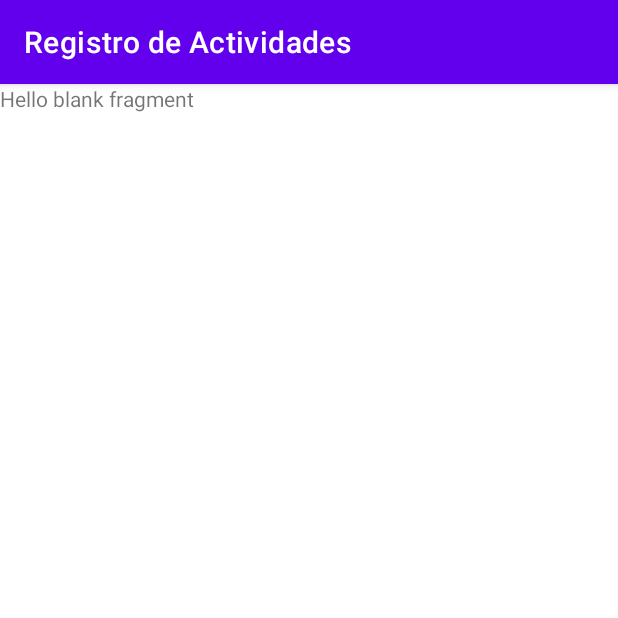
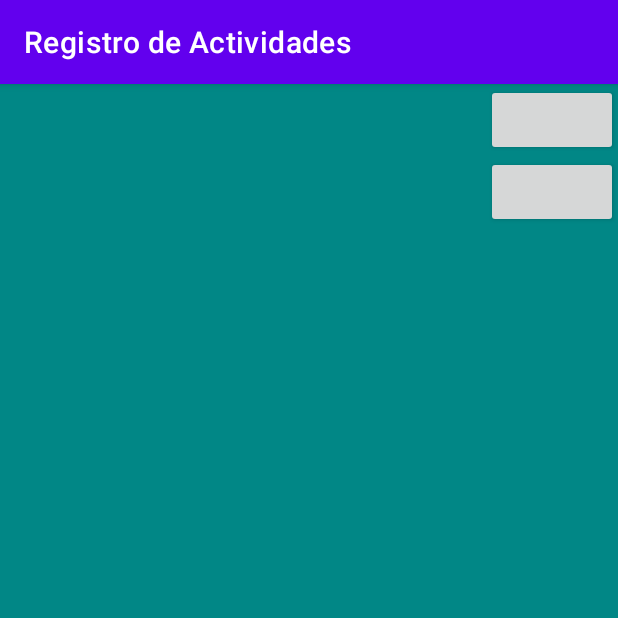
Before and after one commit to JhohellsDL/RegistroActividades, an Android app: the fragment DetalleUsuarioFragment shown on its own in the app's theme, on a phone screen of 412 x 824 dp, the top half of it. Run offline under Robolectric (Android 15) with nearby library versions, the phone set to English and light mode, and no system bars; our stand-ins replace Room's generated code, data binding.

Commit message:
room, fragments

```diff
--- /dev/null
+++ b/app/src/main/java/com/example/registrodeactividades/database/Hijo.kt
@@ -0,0 +1,38 @@
+package com.example.contadorcasino.database
+
+import androidx.room.ColumnInfo
+import androidx.room.Entity
+import androidx.room.PrimaryKey
+
+@Entity(tableName = "hijos_table")
+data class Hijo(
+    @PrimaryKey(autoGenerate = true)
+    var hijoId: Long = 0L,
+
+    @ColumnInfo(name = "foto_hijo")
+    var photoResourceId: Int = 0,
+
+    @ColumnInfo(name = "nombre_hijo")
+    var nombre: String = "hijo1",
+
+    @ColumnInfo(name = "fecha")
+    var fecha: String = "hijo1",
+
+    @ColumnInfo(name = "puntos_premio")
+    var puntosPremio: Int = 0,
+
+    @ColumnInfo(name = "puntos_castigo")
+    var puntosCastigo: Int = 0,
+
+    @ColumnInfo(name = "puntos_juego")
+    var puntosJuego: Int = 0,
+
+    @ColumnInfo(name = "puntos_ayer")
+    var puntosAyer: Int = 0,
+
+    @ColumnInfo(name = "puntos_hoy")
+    var puntosHoy: Int = 0,
+
+    @ColumnInfo(name = "dinero")
+    var dinero: Float = -1f
+)
--- /dev/null
+++ b/app/src/main/java/com/example/registrodeactividades/database/HijosDataBase.kt
@@ -0,0 +1,36 @@
+package com.example.contadorcasino.database
+
+import android.content.Context
+import androidx.room.Database
+import androidx.room.Room
+import androidx.room.RoomDatabase
+
+@Database(entities = [Hijo::class], version = 1, exportSchema = false)
+abstract class HijosDataBase : RoomDatabase() {
+
+    abstract val hijosDataBaseDao: HijosDataBaseDao
+
+    companion object{
+
+        @Volatile
+        private var INSTANCE: HijosDataBase? = null
+
+        fun getInstance(context: Context) : HijosDataBase{
+            synchronized(this){
+                var instance = INSTANCE
+                if (instance == null){
+                    instance = Room.databaseBuilder(
+                        context.applicationContext,
+                        HijosDataBase::class.java,
+                        "hijos_database"
+                    )
+                        .fallbackToDestructiveMigration()
+                        .build()
+                    INSTANCE = instance
+                }
+                return instance
+            }
+        }
+
+    }
+}
--- /dev/null
+++ b/app/src/main/java/com/example/registrodeactividades/database/HijosDataBaseDao.kt
@@ -0,0 +1,28 @@
+package com.example.contadorcasino.database
+
+import androidx.lifecycle.LiveData
+import androidx.room.Dao
+import androidx.room.Insert
+import androidx.room.Query
+import androidx.room.Update
+
+@Dao
+interface HijosDataBaseDao {
+    @Insert
+    fun insert(hijo: Hijo)
+
+    @Update
+    fun update(hijo: Hijo)
+
+    @Query("SELECT * FROM hijos_table WHERE hijoId = :key")
+    fun get(key: Long): Hijo
+
+    @Query(value = "DELETE FROM hijos_table")
+    fun clear()
+
+    @Query(value = "SELECT * FROM hijos_table ORDER BY hijoId DESC")
+    fun getAllHijos(): LiveData<List<Hijo>>
+
+    @Query(value = "SELECT * FROM hijos_table ORDER BY hijoId DESC LIMIT 1")
+    fun getHijoUser(): Hijo?
+}
--- a/app/src/main/java/com/example/registrodeactividades/detalleusuario/DetalleUsuarioFragment.kt
+++ b/app/src/main/java/com/example/registrodeactividades/detalleusuario/DetalleUsuarioFragment.kt
@@ -1,21 +1,42 @@
 package com.example.registrodeactividades.detalleusuario
 
 import android.os.Bundle
+import android.util.Log
 import androidx.fragment.app.Fragment
 import android.view.LayoutInflater
 import android.view.View
 import android.view.ViewGroup
+import androidx.lifecycle.Observer
+import androidx.lifecycle.ViewModelProvider
+import com.example.contadorcasino.database.HijosDataBase
 import com.example.registrodeactividades.R
+import com.example.registrodeactividades.databinding.FragmentDetalleUsuarioBinding
 
 class DetalleUsuarioFragment : Fragment() {
 
-
+    private lateinit var binding: FragmentDetalleUsuarioBinding
     override fun onCreateView(
         inflater: LayoutInflater, container: ViewGroup?,
         savedInstanceState: Bundle?
-    ): View? {
-        // Inflate the layout for this fragment
-        return inflater.inflate(R.layout.fragment_detalle_usuario, container, false)
+    ): View {
+        binding = FragmentDetalleUsuarioBinding.inflate(inflater)
+
+        //--------------------------------- Para el VIEWMODEL --------------------------------------------------------------
+        val application = requireNotNull(this.activity).application
+        val datasource = HijosDataBase.getInstance(application).hijosDataBaseDao
+        val viewModelFactory = DetalleUsuarioViewModelFactory(datasource, application)
+
+        val detalleUsuarioViewModel = ViewModelProvider(this, viewModelFactory)[DetalleUsuarioViewModel::class.java]
+        binding.detalleUsuarioViewModel = detalleUsuarioViewModel
+        binding.lifecycleOwner = this
+
+        //-----------------------------------------------------------------------------------------------------------------------------------
+
+        detalleUsuarioViewModel.hijos.observe(viewLifecycleOwner, Observer {
+            Log.i("hijo"," lista ${it}")
+        })
+
+        return binding.root
     }
 
 }
--- /dev/null
+++ b/app/src/main/java/com/example/registrodeactividades/detalleusuario/DetalleUsuarioViewModel.kt
@@ -0,0 +1,96 @@
+package com.example.registrodeactividades.detalleusuario
+
+import android.app.Application
+import android.util.Log
+import android.widget.Toast
+import androidx.lifecycle.AndroidViewModel
+import androidx.lifecycle.LiveData
+import androidx.lifecycle.MutableLiveData
+import com.example.contadorcasino.database.Hijo
+import com.example.contadorcasino.database.HijosDataBaseDao
+import kotlinx.coroutines.*
+
+class DetalleUsuarioViewModel(
+    val database: HijosDataBaseDao,
+    application: Application
+): AndroidViewModel(application) {
+
+    private var _hijo = MutableLiveData<Hijo>()
+    val hijo: LiveData<Hijo>
+        get() = _hijo
+
+    val hijos = database.getAllHijos()
+
+    //-----------------------------------para coroutinas------------------------------------------------
+    private val viewModelJob = Job()
+    private val uiScope = CoroutineScope(Dispatchers.Main + viewModelJob)
+    //--------------------------------------------------------------------------------------------------
+
+
+    init {
+        initializeHijo()
+    }
+
+    private fun initializeHijo() {
+        uiScope.launch {
+            _hijo.value = getHijoFromDataBase()
+        }
+    }
+
+    val hijoAux1 = Hijo(nombre = "Andrew")
+    val hijoAux2 = Hijo(nombre = "Matthew")
+    private suspend fun getHijoFromDataBase(): Hijo? {
+        return withContext(Dispatchers.IO){
+            var phijo = database.getHijoUser()
+            phijo
+        }
+    }
+
+    fun onNewRegisterHijo(){
+        uiScope.launch {
+            val newRegistro = Hijo()
+            insert(hijoAux1)
+            _hijo.value = getHijoFromDataBase()
+            Log.i("hijo","${_hijo.value?.hijoId}")
+            Log.i("hijo","${hijos}")
+        }
+    }
+    private suspend fun insert(newRegistro: Hijo) {
+        withContext(Dispatchers.IO){
+            database.insert(newRegistro)
+        }
+    }
+
+    fun onRegisterActividades(){
+        uiScope.launch {
+            var registro = _hijo.value ?: return@launch
+            // Datos para actualizar
+            update(registro)
+        }
+    }
+    private suspend fun update(registro: Hijo) {
+        withContext(Dispatchers.IO){
+            database.update(registro)
+        }
+    }
+
+    fun onLimpiarResgistro(){
+        uiScope.launch {
+            limpiarRegistro()
+            _hijo.value = Hijo()
+            Log.i("hijo","Limpiando...")
+        }
+    }
+
+    private suspend fun limpiarRegistro() {
+        withContext(Dispatchers.IO){
+            database.clear()
+        }
+    }
+
+    override fun onCleared() {
+        Log.i("viewmodel","Cerradasdfadfo!")
+        super.onCleared()
+        viewModelJob.cancel()
+    }
+}
--- /dev/null
+++ b/app/src/main/java/com/example/registrodeactividades/detalleusuario/DetalleUsuarioViewModelFactory.kt
@@ -0,0 +1,18 @@
+package com.example.registrodeactividades.detalleusuario
+
+import android.app.Application
+import androidx.lifecycle.ViewModel
+import androidx.lifecycle.ViewModelProvider
+import com.example.contadorcasino.database.HijosDataBaseDao
+
+class DetalleUsuarioViewModelFactory(
+    private val dataSource: HijosDataBaseDao,
+    private val application: Application
+) : ViewModelProvider.Factory {
+    override fun <T : ViewModel> create(modelClass: Class<T>): T {
+        if (modelClass.isAssignableFrom(DetalleUsuarioViewModel::class.java)) {
+            return DetalleUsuarioViewModel(dataSource, application) as T
+        }
+        throw java.lang.IllegalArgumentException("View Model class Desconocida!")
+    }
+}
--- a/app/src/main/res/layout/fragment_detalle_usuario.xml
+++ b/app/src/main/res/layout/fragment_detalle_usuario.xml
@@ -1,14 +1,56 @@
 <?xml version="1.0" encoding="utf-8"?>
-<FrameLayout xmlns:android="http://schemas.android.com/apk/res/android"
+<layout xmlns:android="http://schemas.android.com/apk/res/android"
     xmlns:tools="http://schemas.android.com/tools"
-    android:layout_width="match_parent"
-    android:layout_height="match_parent"
+    xmlns:app="http://schemas.android.com/apk/res-auto"
     tools:context=".detalleusuario.DetalleUsuarioFragment">
 
-    <!-- TODO: Update blank fragment layout -->
-    <TextView
+    <data>
+        <variable
+            name="detalleUsuarioViewModel"
+            type="com.example.registrodeactividades.detalleusuario.DetalleUsuarioViewModel" />
+    </data>
+
+    <androidx.constraintlayout.widget.ConstraintLayout
         android:layout_width="match_parent"
         android:layout_height="match_parent"
-        android:text="@string/hello_blank_fragment" />
+        android:background="@color/teal_700">
 
-</FrameLayout>
+        <androidx.appcompat.widget.AppCompatButton
+            android:id="@+id/button"
+            android:layout_width="wrap_content"
+            android:layout_height="wrap_content"
+            android:onClick="@{() -> detalleUsuarioViewModel.onNewRegisterHijo()}"
+            app:layout_constraintTop_toTopOf="parent"
+            app:layout_constraintEnd_toEndOf="parent"/>
+        <androidx.appcompat.widget.AppCompatButton
+            android:id="@+id/button2"
+            android:layout_width="wrap_content"
+            android:layout_height="wrap_content"
+            android:onClick="@{() -> detalleUsuarioViewModel.onLimpiarResgistro()}"
+            app:layout_constraintTop_toBottomOf="@id/button"
+            app:layout_constraintEnd_toEndOf="parent"/>
+
+        <androidx.appcompat.widget.AppCompatTextView
+            android:id="@+id/text_prueba1"
+            android:layout_width="match_parent"
+            android:layout_height="wrap_content"
+            app:layout_constraintTop_toTopOf="parent"
+            app:layout_constraintEnd_toEndOf="parent"
+            app:layout_constraintStart_toStartOf="parent"
+            android:text="@{detalleUsuarioViewModel.hijo.fecha}"
+            tools:text="Usuario"/>
+
+
+<!--        <androidx.recyclerview.widget.RecyclerView
+            android:id="@+id/list_users"
+            android:layout_width="match_parent"
+            android:layout_height="0dp"
+            app:layout_constraintTop_toTopOf="parent"
+            app:layout_constraintEnd_toEndOf="parent"
+            app:layout_constraintStart_toStartOf="parent"
+            app:layoutManager="androidx.recyclerview.widget.LinearLayoutManager"
+            tools:listitem="@layout/list_item_user"/>-->
+
+    </androidx.constraintlayout.widget.ConstraintLayout>
+
+</layout>
```
Also changed, not shown: app/src/main/java/com/example/registrodeactividades/MainActivity.kt (+8 -1 lines), app/src/main/java/com/example/registrodeactividades/inicio/InicioFragment.kt (added, +34 -0 lines), app/src/main/res/layout/activity_main.xml (+7 -8 lines), app/src/main/res/layout/fragment_inicio.xml (added, +29 -0 lines), app/src/main/res/layout/list_item_user.xml (added, +15 -0 lines), app/src/main/res/navigation/navigation.xml (added, +22 -0 lines), 1 other file.
